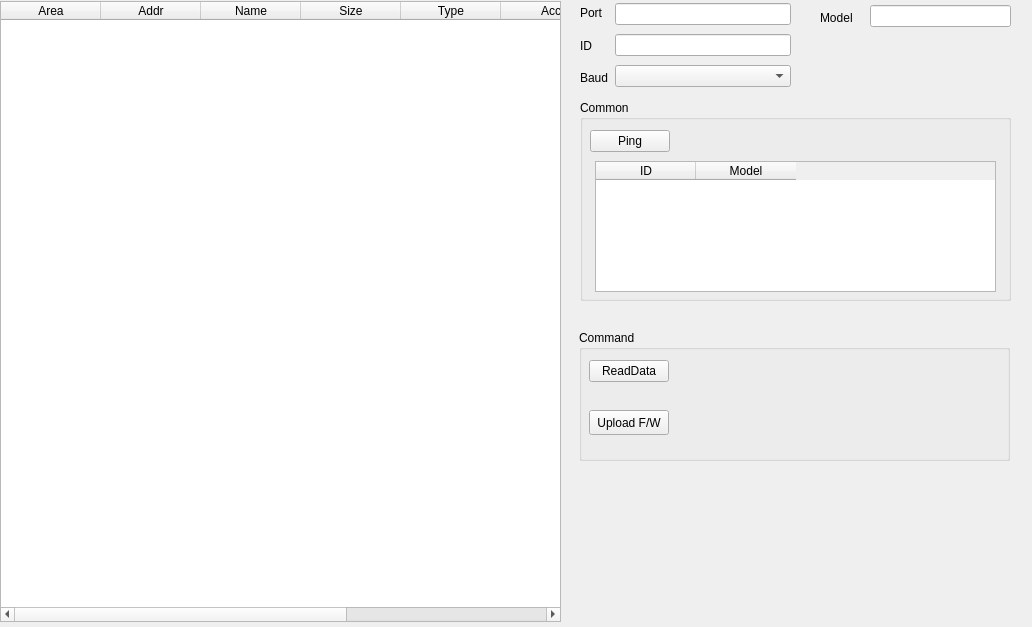
The window that src/tab_xel.ui (ROBOTIS-GIT/XelNetwork_Manager) describes before a commit, drawn with Qt 5.
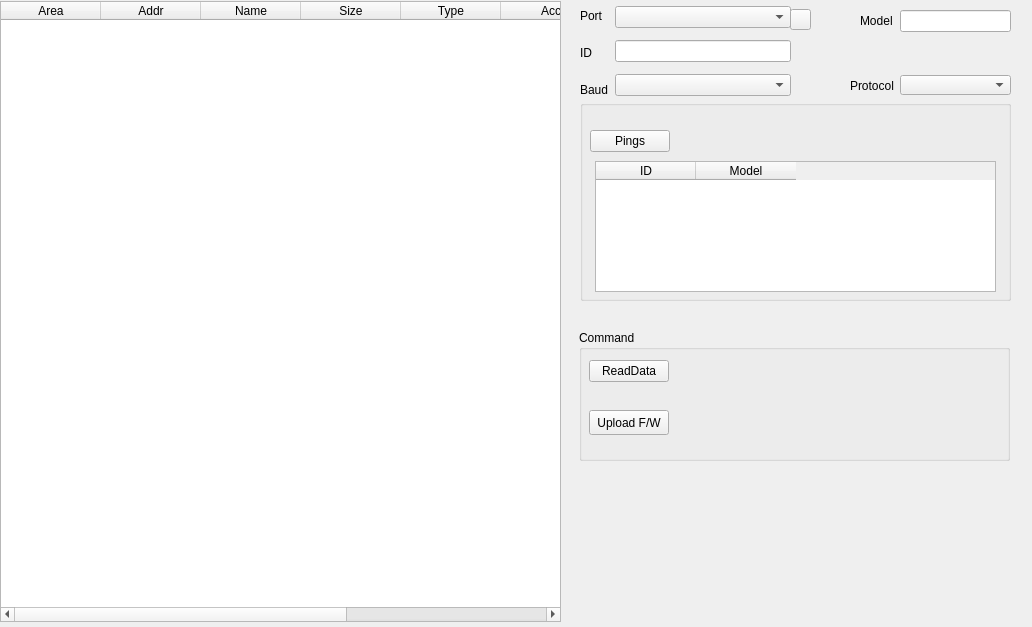
The same window after the commit. Icons and pictures are not drawn.

Diff of the .ui file:
```diff
--- a/src/tab_xel.ui
+++ b/src/tab_xel.ui
@@ -147,7 +147,7 @@
     </rect>
    </property>
    <property name="title">
-    <string>Common</string>
+    <string/>
    </property>
    <widget class="QPushButton" name="buttonPing">
     <property name="geometry">
@@ -159,7 +159,7 @@
      </rect>
     </property>
     <property name="text">
-     <string>Ping</string>
+     <string>Pings</string>
     </property>
    </widget>
   </widget>
@@ -169,7 +169,7 @@
      <x>580</x>
      <y>0</y>
      <width>211</width>
-     <height>91</height>
+     <height>105</height>
     </rect>
    </property>
    <layout class="QHBoxLayout" name="horizontalLayout">
@@ -201,7 +201,7 @@
     <item>
      <layout class="QVBoxLayout" name="verticalLayout">
       <item>
-       <widget class="QLineEdit" name="lineEdit_port"/>
+       <widget class="QComboBox" name="comboBoxSerialPort"/>
       </item>
       <item>
        <widget class="QLineEdit" name="lineEdit_id"/>
@@ -242,11 +242,11 @@
     </property>
    </column>
   </widget>
-  <widget class="QLabel" name="label_4">
+  <widget class="QLabel" name="labelModelNum">
    <property name="geometry">
     <rect>
-     <x>820</x>
-     <y>10</y>
+     <x>860</x>
+     <y>13</y>
      <width>41</width>
      <height>16</height>
     </rect>
@@ -258,21 +258,64 @@
   <widget class="QLineEdit" name="lineEdit_model">
    <property name="geometry">
     <rect>
-     <x>870</x>
-     <y>5</y>
-     <width>141</width>
+     <x>900</x>
+     <y>10</y>
+     <width>111</width>
      <height>22</height>
     </rect>
    </property>
   </widget>
+  <widget class="QLabel" name="labelProtocolVer">
+   <property name="geometry">
+    <rect>
+     <x>850</x>
+     <y>76</y>
+     <width>50</width>
+     <height>20</height>
+    </rect>
+   </property>
+   <property name="text">
+    <string>Protocol</string>
+   </property>
+  </widget>
+  <widget class="QComboBox" name="comboBoxProtocolVersion">
+   <property name="geometry">
+    <rect>
+     <x>900</x>
+     <y>75</y>
+     <width>111</width>
+     <height>20</height>
+    </rect>
+   </property>
+  </widget>
+  <widget class="QPushButton" name="buttonPortRefresh">
+   <property name="geometry">
+    <rect>
+     <x>790</x>
+     <y>9</y>
+     <width>21</width>
+     <height>21</height>
+    </rect>
+   </property>
+   <property name="text">
+    <string/>
+   </property>
+   <property name="icon">
+    <iconset>
+     <normaloff>C:/Users/Kei/Downloads/refresh.jpg</normaloff>C:/Users/Kei/Downloads/refresh.jpg</iconset>
+   </property>
+  </widget>
   <zorder>layoutWidget</zorder>
   <zorder>groupBox</zorder>
   <zorder>tableWidget</zorder>
   <zorder>gridLayoutWidget_2</zorder>
   <zorder>groupBox_2</zorder>
   <zorder>tableWidget_ID</zorder>
-  <zorder>label_4</zorder>
+  <zorder>labelModelNum</zorder>
   <zorder>lineEdit_model</zorder>
+  <zorder>labelProtocolVer</zorder>
+  <zorder>comboBoxProtocolVersion</zorder>
+  <zorder>buttonPortRefresh</zorder>
  </widget>
  <resources/>
  <connections/>
```
